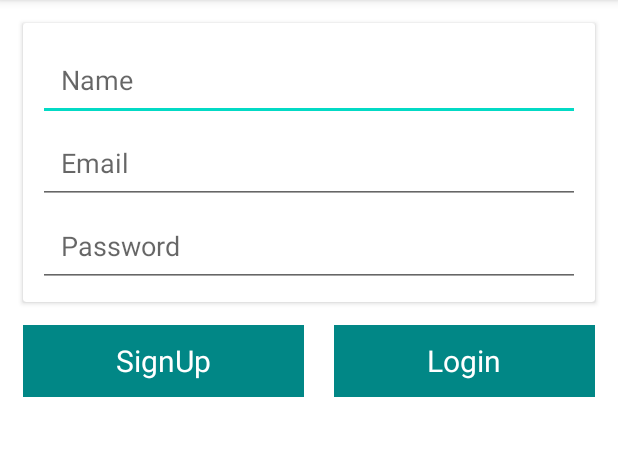
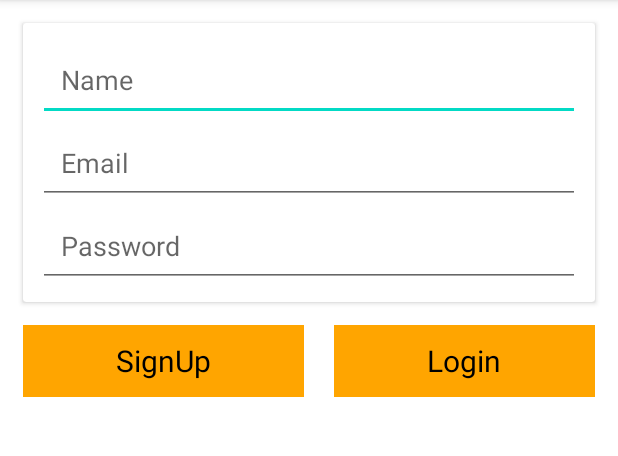
Before and after one commit to oshani-jayawardane/Givit-Donation-App, an Android app: the AuthenticationActivity screen opened directly, with no data from a screen before it, on a phone screen of 412 x 824 dp, the part 84-540 px from its top. Run offline under Robolectric (Android 15) with nearby library versions, the phone set to English and light mode, and no system bars; our stand-ins replace Firebase (no records; nobody signed in at launch, a user with empty details on screens opened directly); 1 statement that could not run was skipped.

Commit message:
Authentication updated

```diff
--- a/app/src/main/res/layout/activity_authentication.xml
+++ b/app/src/main/res/layout/activity_authentication.xml
@@ -67,8 +67,8 @@
 
         <TextView
             android:id="@+id/signUp"
-            android:background="@color/teal_700"
-            android:textColor="@color/white"
+            android:background="#FFA500"
+            android:textColor="@color/black"
             android:layout_marginRight="10dp"
             android:gravity="center"
             android:text="SignUp"
@@ -80,8 +80,8 @@
         <TextView
 
             android:id="@+id/login"
-            android:background="@color/teal_700"
-            android:textColor="@color/white"
+            android:background="#FFA500"
+            android:textColor="@color/black"
             android:layout_marginLeft="10dp"
             android:gravity="center"
             android:text="Login"
```
